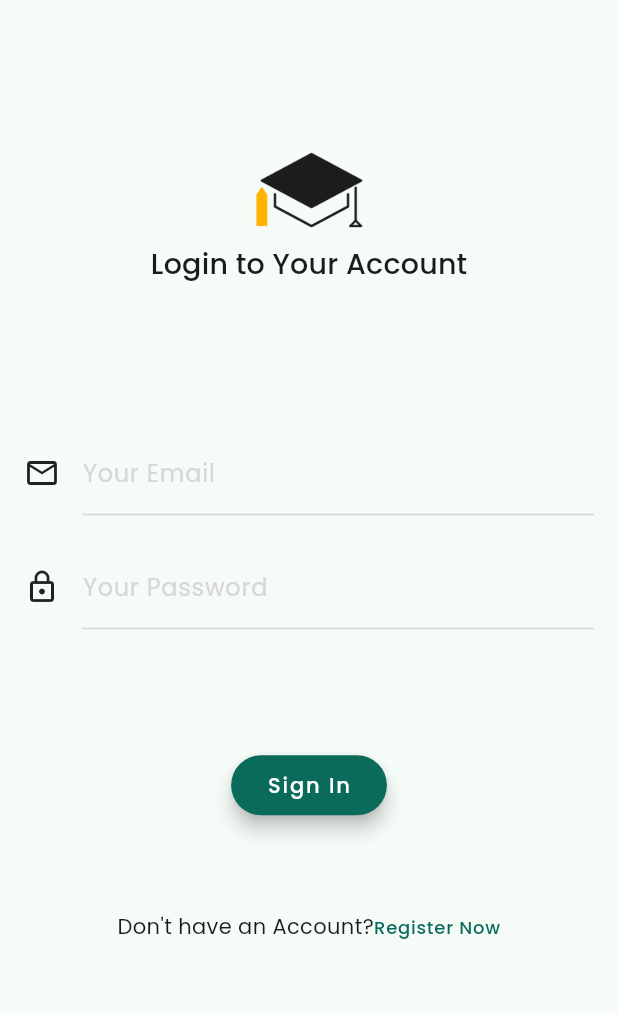
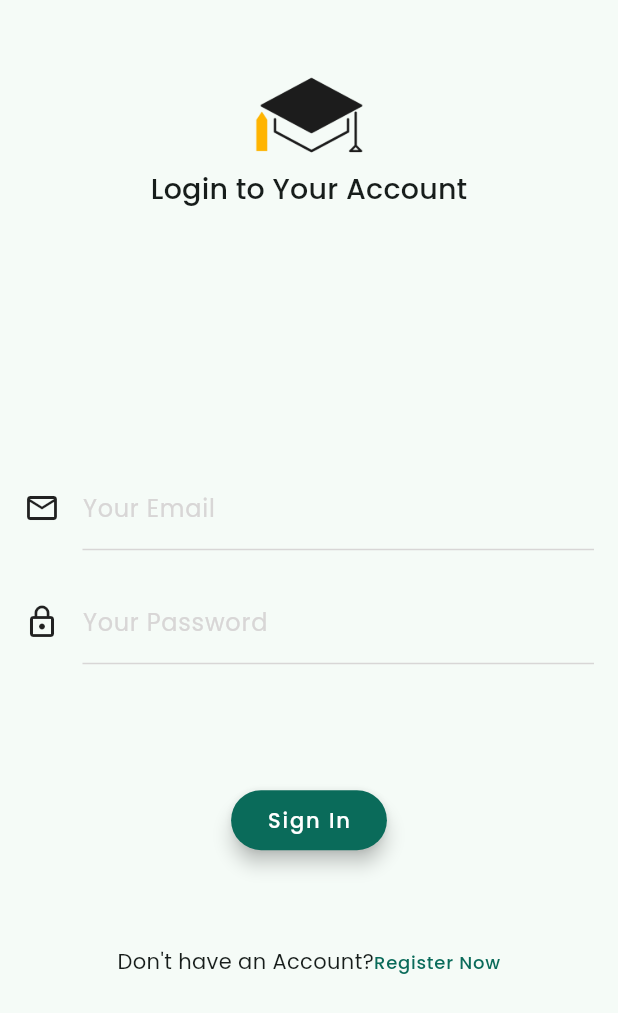
Before and after one commit to hafidismaili92/ostadi_frontend, a Flutter app: the RegistrationScreen screen opened by its route, after a tap on "Next", on a phone screen of 412 x 824 dp. Shown: the top 1013 px of the screen. Run offline on Flutter 3.47's test engine with Material 3 defaults, Android fonts, the phone set to English and light mode, and no system bars; our stand-ins replace animated_splash_screen, bloc, dartz, device_preview, equatable, flutter_bloc and 7 more; missing offline and left inert: test; accounts and stored records are empty; network calls fail.

Commit message:
correcting somme overflow errors in login and registration forms

```diff
--- a/lib/core/constants/api.dart
+++ b/lib/core/constants/api.dart
@@ -1 +1,2 @@
 const String BASE_URL = "http://127.0.0.1:8000/api";
+//const String BASE_URL = "http://192.168.76.143:8000/api";
--- a/lib/core/layouts/formMobileLayout.dart
+++ b/lib/core/layouts/formMobileLayout.dart
@@ -7,22 +7,22 @@ class FormMobileLayout extends StatelessWidget {
 
   @override
   Widget build(BuildContext context) {
-    return Container(
-      child: Padding(
+    return Padding(
       padding: const EdgeInsets.symmetric(horizontal: 16.0),
       child: Column(
+
         children: [
-            Container(
-              child: Center(
+          Center(
               child: Padding(
-                padding: const EdgeInsets.symmetric(vertical: 100.0),
+            padding: const EdgeInsets.symmetric(vertical: 50.0),
             child: Column(
+
               children: [
                 Image.asset(
                   "assets/images/logo_light.png",
                   width: 80,
                 ),
-                    SizedBox(
+                const SizedBox(
                   height: 10,
                 ),
                 Text(
@@ -32,10 +32,8 @@ class FormMobileLayout extends StatelessWidget {
               ],
             ),
           )),
-            ),
-            Expanded(child: SingleChildScrollView(child: child ?? Container())),
+          Expanded(child: child ?? Container()),
         ],
-        ),
       ),
     );
   }
--- a/lib/core/routes/router.dart
+++ b/lib/core/routes/router.dart
@@ -14,7 +14,7 @@ import 'package:ostadi_frontend/features/auth/presentation/pages/registrationScr
 
 /// The route configuration.
 final GoRouter router = GoRouter(
-  initialLocation: routeNames.routes['firstPage']!['path']!,
+  initialLocation: '/'+routeNames.routes['login']!['path']!,
   routes: <RouteBase>[
     GoRoute(
       name: routeNames.routes['firstPage']!['name'],
--- a/lib/features/auth/presentation/pages/loginScreen.dart
+++ b/lib/features/auth/presentation/pages/loginScreen.dart
@@ -17,7 +17,8 @@ class LoginScreen extends StatelessWidget {
   @override
   Widget build(BuildContext context) {
     return Scaffold(
-        body: FormMobileLayout(
+        body: SafeArea(
+          child: FormMobileLayout(
                 title: "Login to Your Account",
                 child: BlocProvider(
           create: (context) => di.sl<LoginCubitDartCubit>(),
@@ -50,6 +51,7 @@ class LoginScreen extends StatelessWidget {
             ),
           ),
                 ),
+              ),
         ));
   }
 }
@@ -72,7 +74,9 @@ class LoginForm extends StatelessWidget {
   Widget build(BuildContext context) {
     return Form(
       key: loginFormKey,
-      child: Column(children: [
+      child: Center(
+        child: SingleChildScrollView(
+          child: Column(mainAxisAlignment: MainAxisAlignment.center,children: [
             UnderLinedTextFormInput(
                 label: "Your Email",
                 icon: Icons.mail_outline,
@@ -112,7 +116,7 @@ class LoginForm extends StatelessWidget {
               errorMsg,
               style: TextStyle(color: Theme.of(context).colorScheme.error),
             ),
-        const Spacer(),
+
             Padding(
                 padding: const EdgeInsets.only(bottom: 50.0),
                 child: Text.rich(
@@ -127,6 +131,8 @@ class LoginForm extends StatelessWidget {
                   ),
                 ])))
           ]),
+        ),
+      ),
     );
   }
 
--- a/lib/features/auth/presentation/pages/registrationScreen.dart
+++ b/lib/features/auth/presentation/pages/registrationScreen.dart
@@ -62,11 +62,14 @@ class RegistrationScreen extends StatelessWidget {
         ),
       ],
       child: Scaffold(
+
           body: SafeArea(
         child: RegisterScreenContainer(),
       )),
     );
   }
+
+
 }
 
 class RegisterScreenContainer extends StatelessWidget {
@@ -191,10 +194,17 @@ class PageViewScreen extends StatelessWidget {
 
   @override
   Widget build(BuildContext context) {
-    return Column(
+    return SingleChildScrollView(
+      child: Column(
+
         children: [
-        Expanded(
+          ConstrainedBox(
+            constraints: const BoxConstraints(
+    maxHeight: 500.0,
+
+  ),
             child: PageView(
+              physics: NeverScrollableScrollPhysics(),
               controller: _pageController,
               onPageChanged: (int page) {
                 BlocProvider.of<PageChangeCubit>(context)
@@ -330,6 +340,7 @@ class PageViewScreen extends StatelessWidget {
                 ),
               ])))
         ],
+      ),
     );
   }
 
--- a/lib/features/auth/presentation/pages/registrationScreenParts/registerFormScreen.dart
+++ b/lib/features/auth/presentation/pages/registrationScreenParts/registerFormScreen.dart
@@ -27,6 +27,7 @@ class RegisterFormScreen extends StatelessWidget {
             title: "Create Account",
             child: Form(
               key: _formKey,
+              child: SingleChildScrollView(
                 child: Column(mainAxisAlignment: MainAxisAlignment.center, children: [
                   UnderLinedTextFormInput(
                     onChanged: (value) {
@@ -82,6 +83,7 @@ class RegisterFormScreen extends StatelessWidget {
                         return value != state.password ? "password dont match" : null;
                       }),
                 ]),
+              ),
             ));
       },
     );
--- a/lib/main.dart
+++ b/lib/main.dart
@@ -11,13 +11,13 @@ void main() async {
   WidgetsFlutterBinding.ensureInitialized();
   await di.init();
   //TODO: reactive device preview to test on mobile desktop...
-  runApp(
+  /*runApp(
     DevicePreview(
       enabled: true,
       builder: (context) => OstadiApp(), // Wrap your app
     ),
-  );
-  //runApp(const OstadiApp());
+  );*/
+  runApp(OstadiApp());
 }
 
 class OstadiApp extends StatelessWidget {
```
Lines whose indentation alone changed are shown as unchanged.
